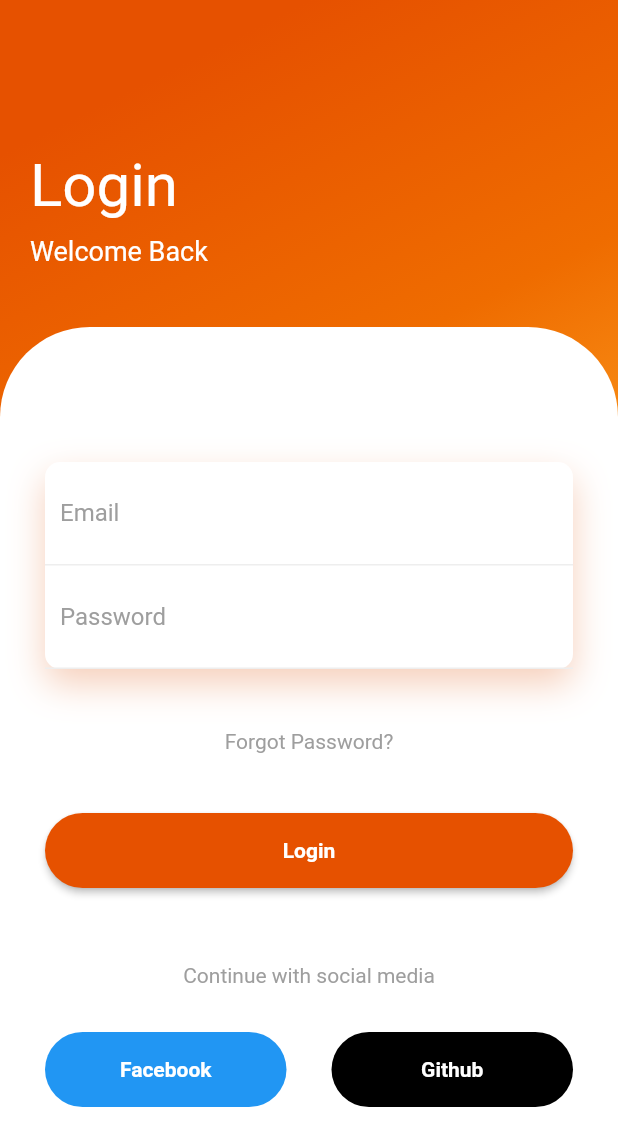
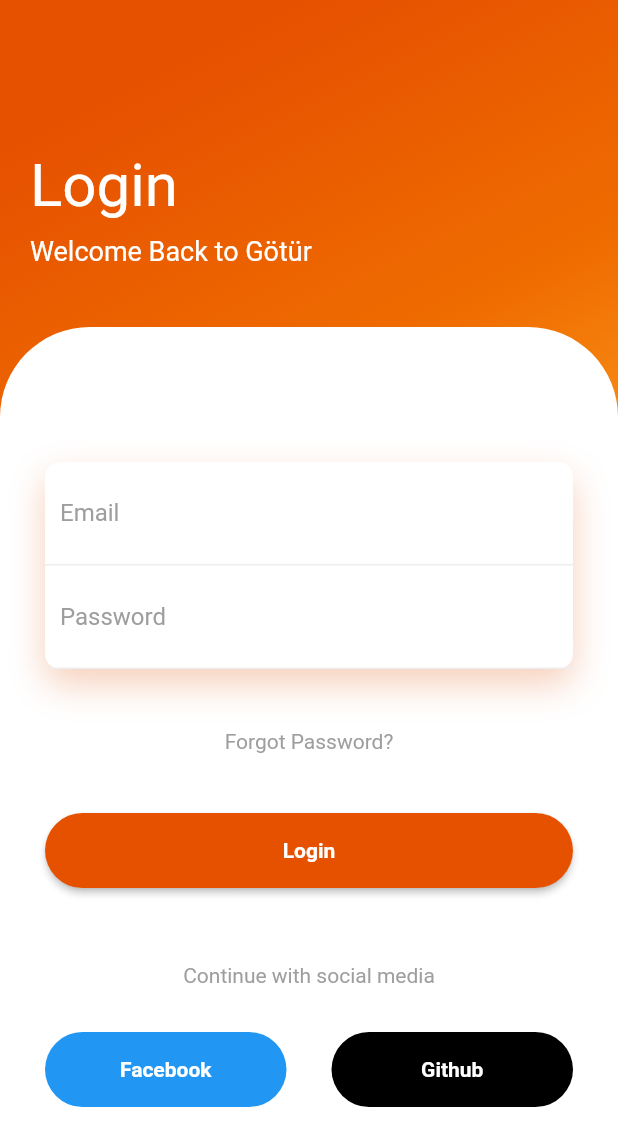
Before and after one commit to osmanGuler19/SE_Project, a Flutter app: the screen it shows after launch, after a tap on "Login", on a phone screen of 412 x 824 dp. Shown: the top 1146 px of the screen. Run offline on Flutter 3.47's test engine with Material 2 defaults, Android fonts, the phone set to English and light mode, and no system bars; our stand-ins replace flutter_credit_card, fluttertoast.

Commit message:
added some

```diff
--- a/lib/view/login.dart
+++ b/lib/view/login.dart
@@ -43,7 +43,7 @@
                     height: 10,
                   ),
                   Text(
-                    "Welcome Back",
+                    "Welcome Back to Götür",
                     style: TextStyle(color: Colors.white, fontSize: 18),
                   ),
                 ],
--- a/lib/viewmodel/userViewModel.dart
+++ b/lib/viewmodel/userViewModel.dart
@@ -17,7 +17,6 @@
 
   Future<void> checkUser(String email, String password) async {
     final String response = await rootBundle.loadString('assets/users.json');
-    print('bura');
     final data = await json.decode(response)['users'] as List;
 
     for (int i = 0; i < data.length; i++) {
--- a/pubspec.yaml
+++ b/pubspec.yaml
@@ -53,6 +53,7 @@
   # package. See that file for information about deactivating specific lint
   # rules and activating additional ones.
   flutter_lints: ^1.0.0
+  test: ^1.17.10
 
 # For information on the generic Dart part of this file, see the
 # following page: https://dart.dev/tools/pub/pubspec
```
Also changed, not shown: lib/widgets/product_card.dart (+8 -0 lines), pubspec.lock.
